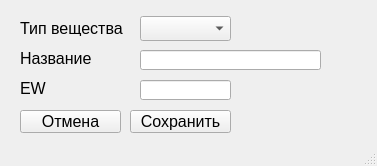
Above: Add_material.ui from ivanzuev78/Glass_transition_math before the change. Below: the same form after it.
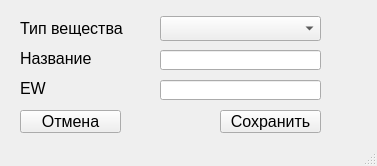
That is the form after the change.

Diff of the .ui file:
```diff
--- a/Add_material.ui
+++ b/Add_material.ui
@@ -40,9 +40,9 @@
    <widget class="QLineEdit" name="mat_name">
     <property name="geometry">
      <rect>
-      <x>140</x>
+      <x>160</x>
       <y>50</y>
-      <width>181</width>
+      <width>161</width>
       <height>20</height>
      </rect>
     </property>
@@ -68,9 +68,9 @@
    <widget class="QComboBox" name="mat_type">
     <property name="geometry">
      <rect>
-      <x>140</x>
+      <x>160</x>
       <y>16</y>
-      <width>91</width>
+      <width>161</width>
       <height>25</height>
      </rect>
     </property>
@@ -78,9 +78,9 @@
    <widget class="QLineEdit" name="mat_EW">
     <property name="geometry">
      <rect>
-      <x>140</x>
+      <x>160</x>
       <y>80</y>
-      <width>91</width>
+      <width>161</width>
       <height>20</height>
      </rect>
     </property>
@@ -106,7 +106,7 @@
    <widget class="QPushButton" name="save_but">
     <property name="geometry">
      <rect>
-      <x>130</x>
+      <x>220</x>
       <y>110</y>
       <width>101</width>
       <height>23</height>
```
